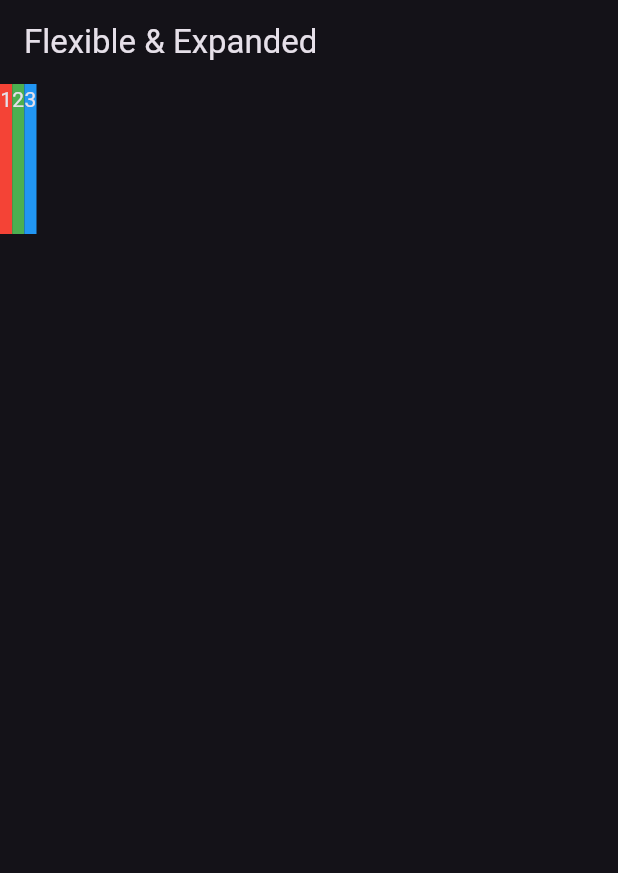
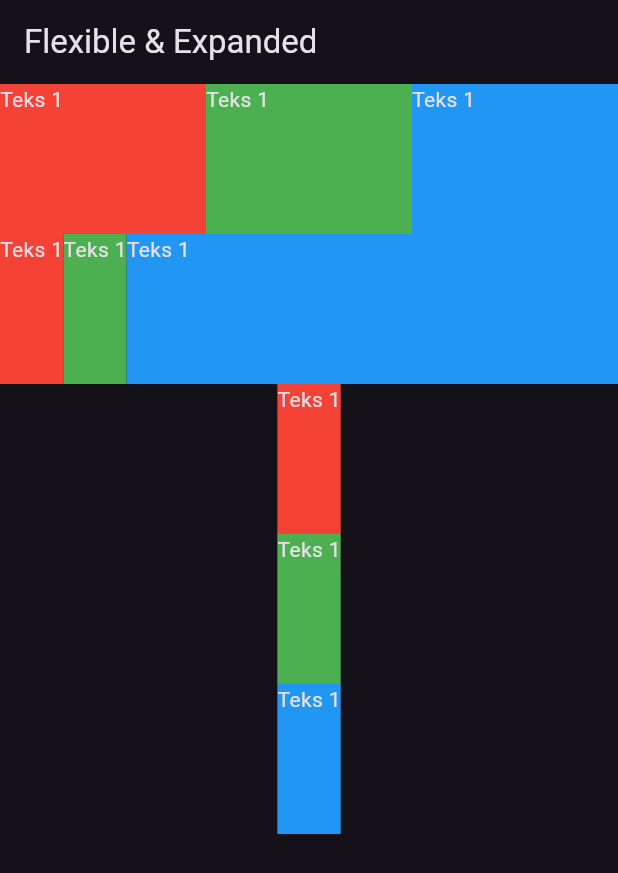
Before and after one commit to kelvinleonardos/belajar-flutter, a Flutter app: the screen it shows after launch, on a phone screen of 412 x 824 dp. Shown: the top 873 px of the screen. Run offline on Flutter 3.47's test engine with Material 3 defaults, Android fonts, the phone set to English and light mode, and no system bars; our stand-ins replace faker.

Commit message:
flexible and expanded

```diff
--- a/responsive_adaptive/lib/main.dart
+++ b/responsive_adaptive/lib/main.dart
@@ -79,23 +79,77 @@ class flexible_expanded extends StatelessWidget {
       appBar: AppBar(
         title: const Text("Flexible & Expanded"),
       ),
-      body: Row(
+      body: Column(
+        children: [
+          Row(
+            children: [
+              Flexible(
+                fit: FlexFit.tight,
+                child: Container(
+                  height: 100,
+                  color: Colors.red,
+                  child: Text("Teks 1"),
+                )
+              ),
+              Flexible(
+                  fit: FlexFit.tight,
+                  child: Container(
+                    height: 100,
+                    color: Colors.green,
+                    child: Text("Teks 1"),
+                  )
+              ),
+              Flexible(
+                  fit: FlexFit.tight,
+                  child: Container(
+                    height: 100,
+                    color: Colors.blue,
+                    child: Text("Teks 1"),
+                  )
+              ),
+            ],
+          ),
+          Row(
             children: [
               Container(
                 height: 100,
                 color: Colors.red,
-            child: Text("1"),
+                child: Text("Teks 1"),
               ),
               Container(
                 height: 100,
                 color: Colors.green,
-            child: Text("2"),
+                child: Text("Teks 1"),
+              ),
+              Flexible(
+                  fit: FlexFit.tight,
+                  child: Container(
+                    height: 100,
+                    color: Colors.blue,
+                    child: Text("Teks 1"),
+                  )
+              ),
+            ],
+          ),
+          Column(
+            children: [
+              Container(
+                height: 100,
+                color: Colors.red,
+                child: Text("Teks 1"),
+              ),
+              Container(
+                height: 100,
+                color: Colors.green,
+                child: Text("Teks 1"),
               ),
               Container(
                 height: 100,
                 color: Colors.blue,
-            child: Text("3"),
-          )
+                child: Text("Teks 1"),
+              ),
+            ],
+          ),
         ],
       ),
     );
```
Lines whose indentation alone changed are shown as unchanged.
